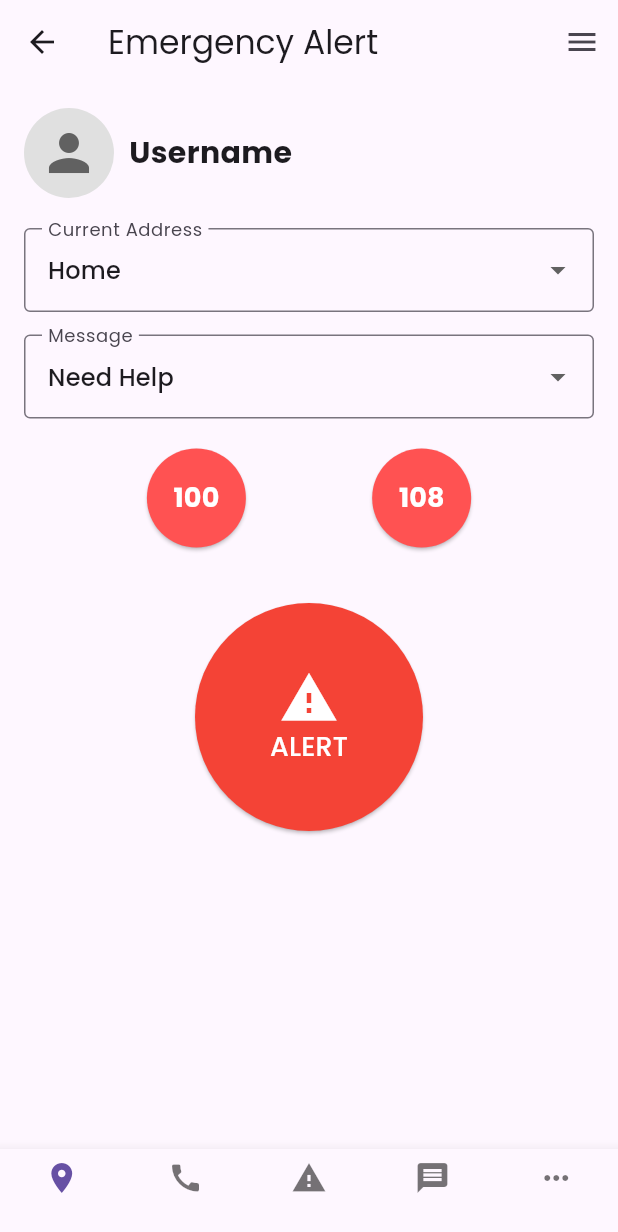
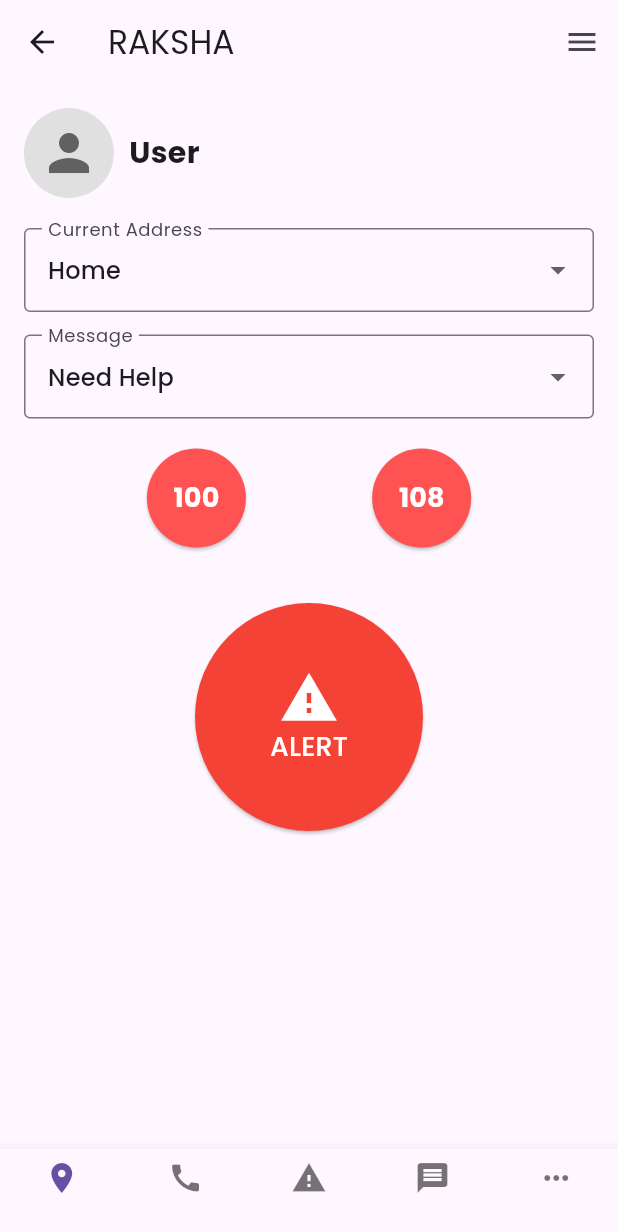
Before and after one commit to Harinim004/hackth, a Flutter app: the EmergencyScreen screen opened directly, on a phone screen of 412 x 824 dp. Shown: the top 1232 px of the screen. Run offline on Flutter 3.47's test engine with Material 3 defaults, Android fonts, the light colour scheme and no system bars; our stand-ins replace flutter_map, google_fonts, latlong2, shared_preferences; accounts and stored records are empty.

Commit message:
sms system changed as that variable from dropdown menu contain in the sms, also store the username from the signup page and show it at the home screen

```diff
--- a/lib/home.dart
+++ b/lib/home.dart
@@ -2,16 +2,10 @@ import 'package:flutter/material.dart';
 import 'profile.dart'; // Import the Profile Screen
 import 'package:url_launcher/url_launcher.dart';
 import 'admin.dart'; // Import the Admin Screen
-
-import 'dart:ui';
-import 'package:flutter/gestures.dart';
+import 'package:shared_preferences/shared_preferences.dart';
 
 void main() {
   runApp(MyApp());
-}
-
-void triggerEmergencySMS() {
-  sendSMS("6238952266", "Emergency Alert! Need immediate assistance.");
 }
 
 Future<void> sendSMS(String phoneNumber, String message) async {
@@ -31,13 +25,24 @@ class MyApp extends StatelessWidget {
   Widget build(BuildContext context) {
     return MaterialApp(
       debugShowCheckedModeBanner: false,
-      home: EmergencyScreen(),
+      home: FutureBuilder<String?>(
+        future: SharedPreferences.getInstance().then((prefs) => prefs.getString('userName')),
+        builder: (context, snapshot) {
+          if (snapshot.connectionState == ConnectionState.waiting) {
+            return const Center(child: CircularProgressIndicator());
+          }
+          return EmergencyScreen(userName: snapshot.data);
+        },
+      ),
     );
   }
 }
 
 class EmergencyScreen extends StatefulWidget {
-  const EmergencyScreen({super.key});
+  final String? userName;
+
+  const EmergencyScreen({super.key, this.userName});
+
   @override
   _EmergencyScreenState createState() => _EmergencyScreenState();
 }
@@ -46,11 +51,16 @@ class _EmergencyScreenState extends State<EmergencyScreen> {
   String selectedAddress = "Home";
   String selectedMessage = "Need Help";
 
+  void triggerEmergencySMS() {
+    final message = "${widget.userName ?? 'User'} is at $selectedAddress, is in a $selectedMessage situation.";
+    sendSMS("6238952266", message);
+  }
+
   @override
   Widget build(BuildContext context) {
     return Scaffold(
       appBar: AppBar(
-        title: Text("Emergency Alert"),
+        title: Text("RAKSHA"),
         actions: [
           IconButton(
             icon: Icon(Icons.menu),
@@ -58,9 +68,7 @@ class _EmergencyScreenState extends State<EmergencyScreen> {
               // Menu button with no navigation
             },
           )
-
         ],
-
       ),
       body: Padding(
         padding: const EdgeInsets.all(16.0),
@@ -87,7 +95,7 @@ class _EmergencyScreenState extends State<EmergencyScreen> {
                   ),
                   SizedBox(width: 10),
                   Text(
-                    "Username",
+                    widget.userName ?? 'User',
                     style: TextStyle(fontSize: 20, fontWeight: FontWeight.bold),
                   ),
                 ],
@@ -102,8 +110,7 @@ class _EmergencyScreenState extends State<EmergencyScreen> {
                 border: OutlineInputBorder(),
               ),
               value: selectedAddress,
-              items:
-                  ["Home", "Office", "School"].map((address) {
+              items: ["Home", "Office", "School"].map((address) {
                 return DropdownMenuItem(
                   value: address,
                   child: Text(address),
@@ -124,8 +131,7 @@ class _EmergencyScreenState extends State<EmergencyScreen> {
                 border: OutlineInputBorder(),
               ),
               value: selectedMessage,
-              items:
-                  ["Need Help", "Emergency", "Medical Assistance"].map((msg) {
+              items: ["Need Help", "Emergency", "Medical Assistance"].map((msg) {
                 return DropdownMenuItem(value: msg, child: Text(msg));
               }).toList(),
               onChanged: (value) {
--- a/lib/main.dart
+++ b/lib/main.dart
@@ -91,10 +91,14 @@ class _SignupPageState extends State<SignupPage> {
       } else {
         final prefs = await SharedPreferences.getInstance();
         await prefs.setBool('hasSubmitted', true);
+        await prefs.setString('userName', personalInfo['name'] ?? 'User');
         Navigator.pushReplacement(
           context,
-          MaterialPageRoute(builder: (context) => const EmergencyScreen()),
+          MaterialPageRoute(builder: (context) => EmergencyScreen(
+            userName: personalInfo['name'] ?? 'User',
+          )),
         );
+
 
 
       }
```
Lines whose indentation alone changed are shown as unchanged.
